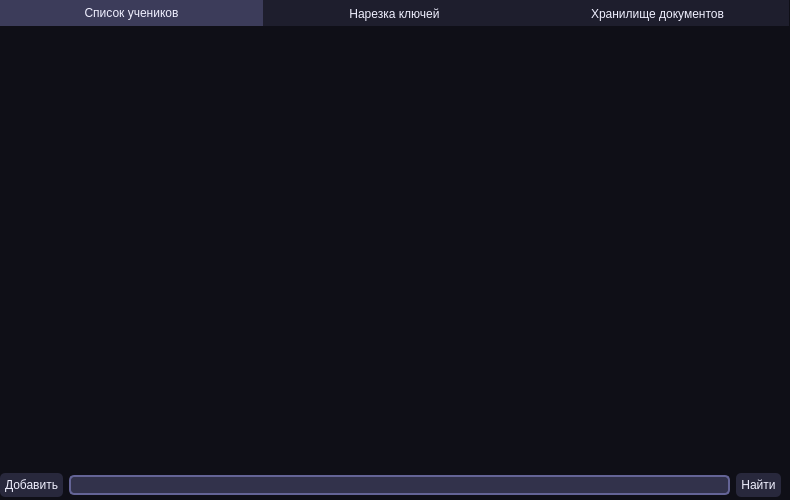
Qt form src/ui/main.ui (ZeynX92/SmartStudentList) before a commit.
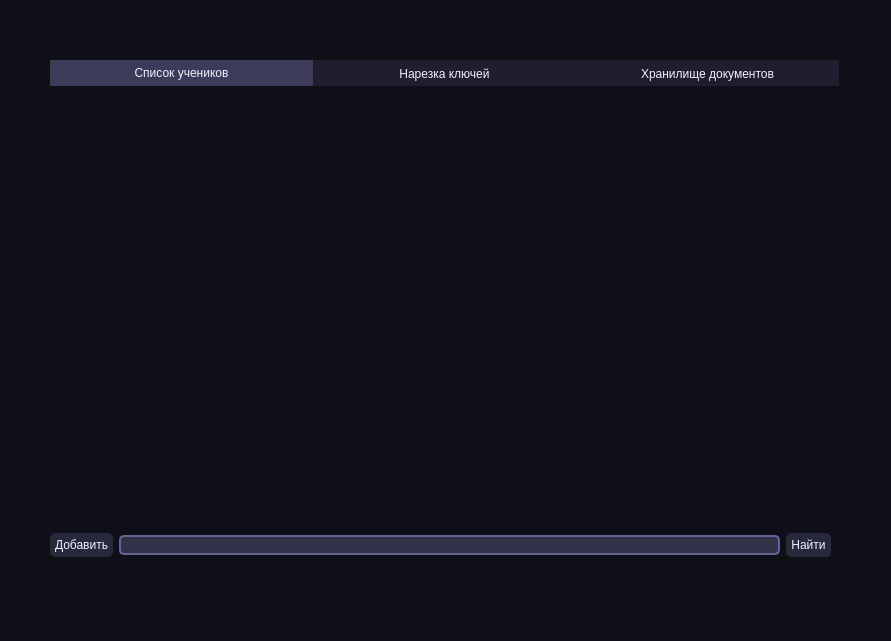
The same form after that commit.

Commit message: letter.html writed

```diff
--- a/src/ui/main.ui
+++ b/src/ui/main.ui
@@ -6,8 +6,8 @@
    <rect>
     <x>0</x>
     <y>0</y>
-    <width>790</width>
-    <height>500</height>
+    <width>891</width>
+    <height>641</height>
    </rect>
   </property>
   <property name="sizePolicy">
@@ -24,8 +24,8 @@
   </property>
   <property name="maximumSize">
    <size>
-    <width>790</width>
-    <height>500</height>
+    <width>99999</width>
+    <height>99999</height>
    </size>
   </property>
   <property name="windowTitle">
@@ -89,11 +89,17 @@
      <verstretch>0</verstretch>
     </sizepolicy>
    </property>
+   <property name="minimumSize">
+    <size>
+     <width>0</width>
+     <height>640</height>
+    </size>
+   </property>
    <widget class="QWidget" name="verticalLayoutWidget">
     <property name="geometry">
      <rect>
-      <x>0</x>
-      <y>0</y>
+      <x>50</x>
+      <y>60</y>
       <width>791</width>
       <height>501</height>
      </rect>
```
The commit also changes 1 other file.
